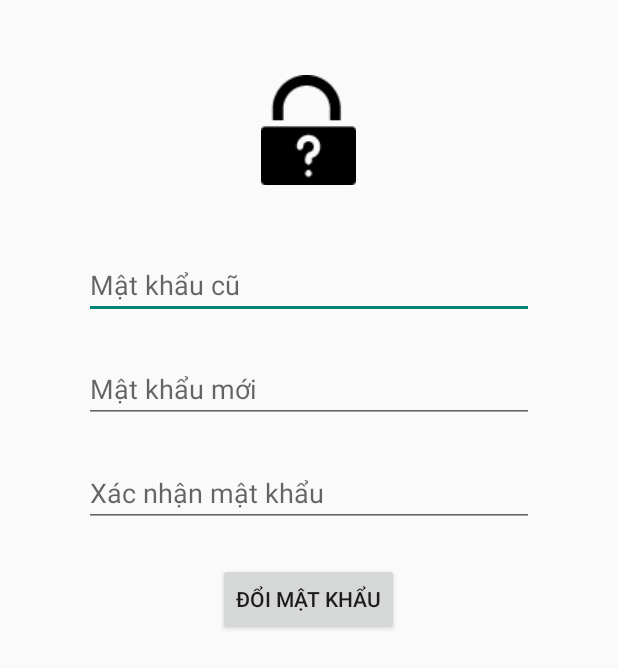
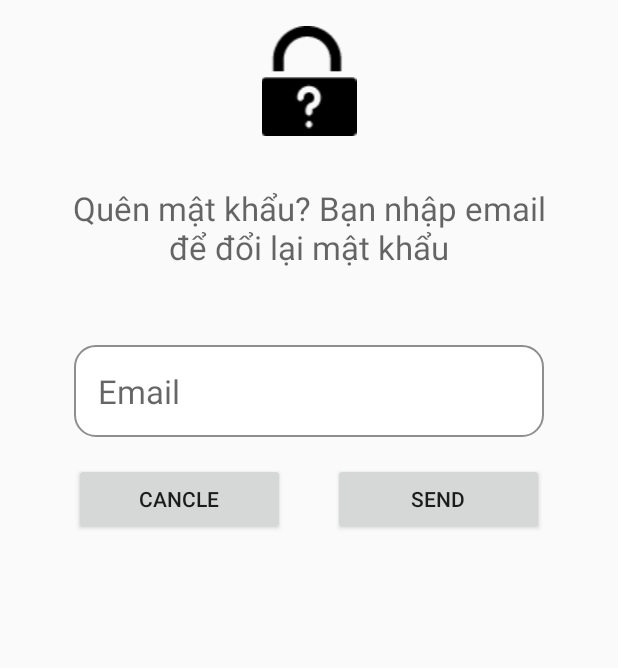
Before and after one commit to thaideptrai3012/ManageFood, an Android app: the ChangePassActivity screen opened directly, with no data from a screen before it, on a phone screen of 412 x 824 dp. Shown: the top 668 px of the screen. Run offline under Robolectric (Android 15) with nearby library versions, the phone set to English and light mode, and no system bars; our stand-ins replace Firebase (no records; nobody signed in at launch, a user with empty details on screens opened directly).

Commit message:
thai commit đổi mật khẩu sửa lỗi crash ở màn home

```diff
--- a/app/src/main/java/com/example/managefood/ChangePassActivity.java
+++ b/app/src/main/java/com/example/managefood/ChangePassActivity.java
@@ -2,17 +2,57 @@ package com.example.managefood;
 
 import androidx.appcompat.app.AppCompatActivity;
 
+import android.content.Intent;
 import android.os.Bundle;
+import android.widget.Button;
 import android.widget.EditText;
+import android.widget.Toast;
+
+import com.google.android.gms.tasks.OnCompleteListener;
+import com.google.android.gms.tasks.Task;
+import com.google.firebase.auth.AuthCredential;
+import com.google.firebase.auth.EmailAuthProvider;
+import com.google.firebase.auth.FirebaseAuth;
 
 public class ChangePassActivity extends AppCompatActivity {
-    EditText oldPassTxt, newPassTxt, xacNhanMatKhauTxt;
+    private EditText llemail;
+    private EditText llpassword;
+    private Button buttonchange;
+    private Button buttoncancle;
+    private FirebaseAuth auth;
+
     @Override
     protected void onCreate(Bundle savedInstanceState) {
         super.onCreate(savedInstanceState);
-        setContentView(R.layout.activity_change_pass);
-        oldPassTxt = findViewById(R.id.oldPassTxt);
-        newPassTxt = findViewById(R.id.newPassTxt);
-        xacNhanMatKhauTxt = findViewById(R.id.xacNhanMatKhauTxt);
+        setContentView(R.layout.activity_dialog_forgot);
+        llemail = findViewById(R.id.llemail);
+        llpassword = findViewById(R.id.llpassword);
+        buttonchange = findViewById(R.id.buttonchange);
+        buttoncancle = findViewById(R.id.buttoncancle);
+        auth = FirebaseAuth.getInstance();
+        buttoncancle.setOnClickListener(v -> {
+            Intent intent = new Intent(ChangePassActivity.this, MainActivity.class);
+            startActivity(intent);
+        });
+
+        buttonchange.setOnClickListener(v -> {
+            String email = llemail.getText().toString();
+            if (llemail.getText().toString().isEmpty()) {
+                Toast.makeText(ChangePassActivity.this, "Email không được để trống!", Toast.LENGTH_LONG).show();
+            } else {
+                auth.sendPasswordResetEmail(email).addOnCompleteListener(new OnCompleteListener<Void>() {
+                    @Override
+                    public void onComplete(Task<Void> task) {
+                        if (task.isSuccessful()) {
+                            Toast.makeText(ChangePassActivity.this, "Kiểm tra email để lấy lại mật khẩu", Toast.LENGTH_LONG).show();
+                            Intent intent = new Intent(ChangePassActivity.this, MainActivity.class);
+                            startActivity(intent);
+                        } else {
+                            Toast.makeText(ChangePassActivity.this, "Email này không tồn tại !!!", Toast.LENGTH_LONG).show();
+                        }
+                    }
+                });
+            }
+        });
     }
 }
--- a/app/src/main/java/com/example/managefood/SignupActivity.java
+++ b/app/src/main/java/com/example/managefood/SignupActivity.java
@@ -56,16 +56,13 @@ public class SignupActivity extends AppCompatActivity {
             @Override
             public void onComplete(Task<AuthResult> task) {
                 if (task.isSuccessful()) {
-
                     Toast.makeText(SignupActivity.this,
                             "Đăng ký thành công!", Toast.LENGTH_LONG).show();
                     Intent intent = new Intent(SignupActivity.this, MainActivity.class);
                     startActivity(intent);
                 } else {
-
                     Toast.makeText(SignupActivity.this,
                             "Đăng ký không thành công!", Toast.LENGTH_LONG).show();
-
                 }
             }
         });
--- a/app/src/main/java/com/example/managefood/dialog_forgot.java
+++ b/app/src/main/java/com/example/managefood/dialog_forgot.java
@@ -45,7 +45,6 @@ public class dialog_forgot extends AppCompatActivity {
                 auth.sendPasswordResetEmail(email).addOnCompleteListener(new OnCompleteListener<Void>() {
                     @Override
                     public void onComplete(Task<Void> task) {
-
                         if (task.isSuccessful()) {
                             Toast.makeText(dialog_forgot.this, "Kiểm tra email để lấy lại mật khẩu", Toast.LENGTH_LONG).show();
                             Intent intent = new Intent(dialog_forgot.this, MainActivity.class);
```
Also changed, not shown: app/src/main/java/com/example/managefood/MainActivity.java (+7 -28 lines).
